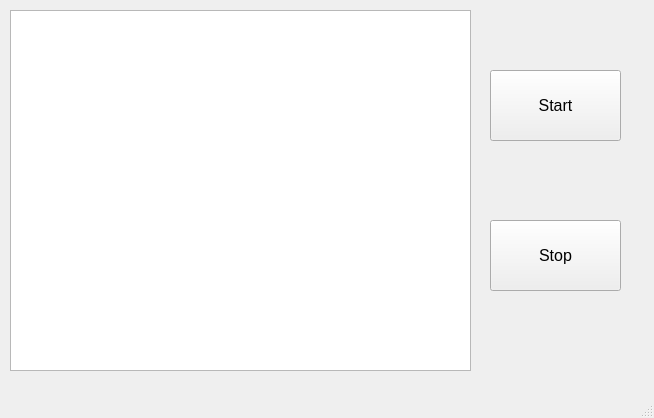
BrandonMehlenbacher/Hardware, file APD_Control/apd.ui: the form before one commit.
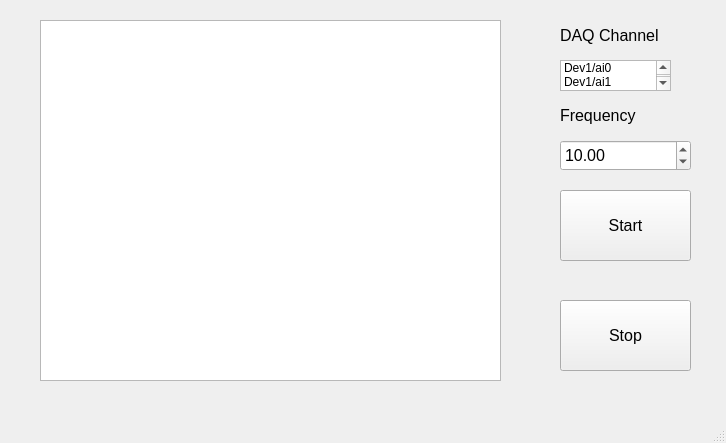
The form after the commit.

Commit message: Implementing Fxns in GUI

```diff
--- a/APD_Control/apd.ui
+++ b/APD_Control/apd.ui
@@ -6,8 +6,8 @@
    <rect>
     <x>0</x>
     <y>0</y>
-    <width>654</width>
-    <height>418</height>
+    <width>726</width>
+    <height>443</height>
    </rect>
   </property>
   <property name="windowTitle">
@@ -17,8 +17,8 @@
    <widget class="QGraphicsView" name="apd_graph">
     <property name="geometry">
      <rect>
-      <x>10</x>
-      <y>10</y>
+      <x>40</x>
+      <y>20</y>
       <width>461</width>
       <height>361</height>
      </rect>
@@ -27,8 +27,8 @@
    <widget class="QPushButton" name="start">
     <property name="geometry">
      <rect>
-      <x>490</x>
-      <y>70</y>
+      <x>560</x>
+      <y>190</y>
       <width>131</width>
       <height>71</height>
      </rect>
@@ -45,8 +45,8 @@
    <widget class="QPushButton" name="stop">
     <property name="geometry">
      <rect>
-      <x>490</x>
-      <y>220</y>
+      <x>560</x>
+      <y>300</y>
       <width>131</width>
       <height>71</height>
      </rect>
@@ -60,6 +60,124 @@
      <string>Stop</string>
     </property>
    </widget>
+   <widget class="QDoubleSpinBox" name="frequency">
+    <property name="geometry">
+     <rect>
+      <x>560</x>
+      <y>140</y>
+      <width>131</width>
+      <height>31</height>
+     </rect>
+    </property>
+    <property name="font">
+     <font>
+      <pointsize>12</pointsize>
+     </font>
+    </property>
+    <property name="maximum">
+     <double>10000.000000000000000</double>
+    </property>
+    <property name="singleStep">
+     <double>0.100000000000000</double>
+    </property>
+    <property name="value">
+     <double>10.000000000000000</double>
+    </property>
+   </widget>
+   <widget class="QLabel" name="label_frequency">
+    <property name="geometry">
+     <rect>
+      <x>560</x>
+      <y>100</y>
+      <width>131</width>
+      <height>31</height>
+     </rect>
+    </property>
+    <property name="font">
+     <font>
+      <pointsize>12</pointsize>
+     </font>
+    </property>
+    <property name="text">
+     <string>Frequency</string>
+    </property>
+   </widget>
+   <widget class="QLabel" name="label_daqList">
+    <property name="geometry">
+     <rect>
+      <x>560</x>
+      <y>20</y>
+      <width>131</width>
+      <height>31</height>
+     </rect>
+    </property>
+    <property name="font">
+     <font>
+      <pointsize>12</pointsize>
+     </font>
+    </property>
+    <property name="text">
+     <string>DAQ Channel</string>
+    </property>
+   </widget>
+   <widget class="QListWidget" name="daqList">
+    <property name="geometry">
+     <rect>
+      <x>560</x>
+      <y>60</y>
+      <width>111</width>
+      <height>31</height>
+     </rect>
+    </property>
+    <property name="sortingEnabled">
+     <bool>false</bool>
+    </property>
+    <item>
+     <property name="text">
+      <string>Dev1/ai0</string>
+     </property>
+    </item>
+    <item>
+     <property name="text">
+      <string>Dev1/ai1</string>
+     </property>
+    </item>
+    <item>
+     <property name="text">
+      <string>Dev1/ai2</string>
+     </property>
+    </item>
+    <item>
+     <property name="text">
+      <string>Dev1/ai3</string>
+     </property>
+    </item>
+    <item>
+     <property name="text">
+      <string>Dev1/ai4</string>
+     </property>
+    </item>
+    <item>
+     <property name="text">
+      <string>Dev1/ai5</string>
+     </property>
+    </item>
+    <item>
+     <property name="text">
+      <string>Dev1/ai6</string>
+     </property>
+    </item>
+    <item>
+     <property name="text">
+      <string>Dev1/ai7</string>
+     </property>
+    </item>
+    <item>
+     <property name="text">
+      <string>Dev1/ai8</string>
+     </property>
+    </item>
+   </widget>
   </widget>
   <widget class="QMenuBar" name="menubar">
    <property name="geometry">
```
Left out of the diff: 4 changed lines with no effect on the pictures. The commit also changes 1 other file.
